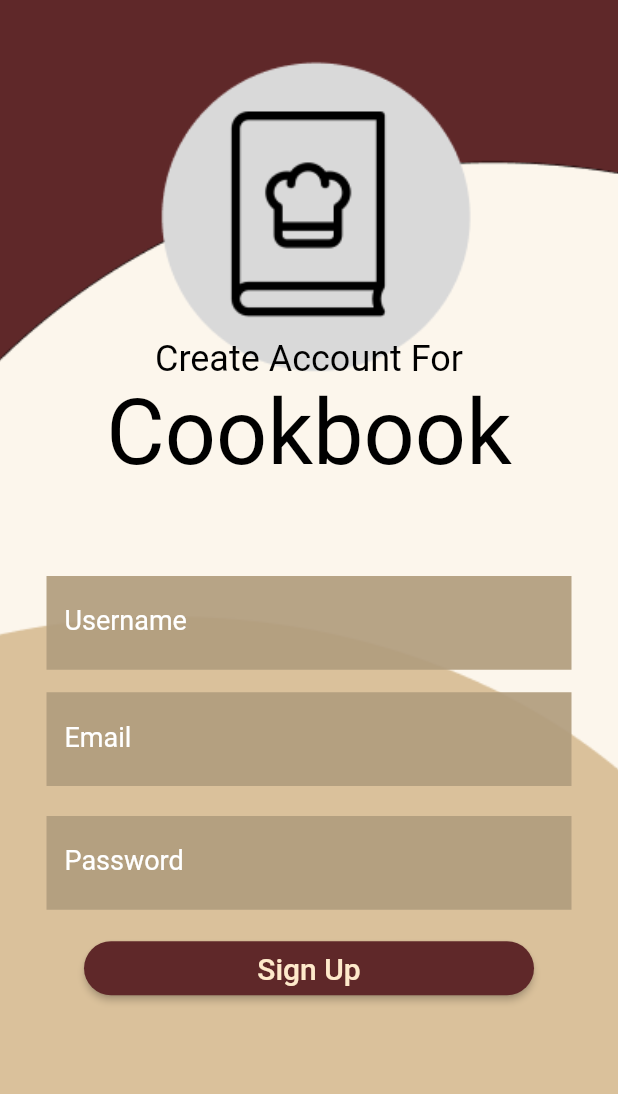
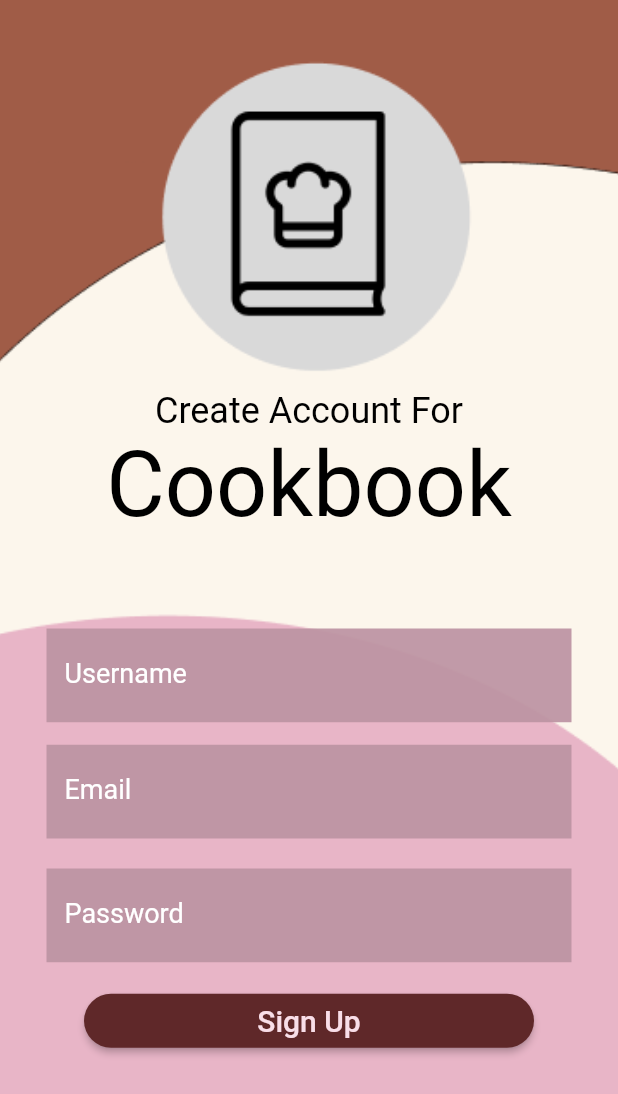
Before and after one commit to vincentv1345/COP4331-Recipe-Book, a Flutter app: the CreateScreen screen opened directly, on a phone screen of 412 x 824 dp. Shown: the top 1094 px of the screen. Run offline on Flutter 3.47's test engine with Material 2 defaults, Android fonts, the phone set to English and light mode, and no system bars.

Commit message:
Added Create Acc UX

```diff
--- a/mobile/lib/screens/CreateAccount.dart
+++ b/mobile/lib/screens/CreateAccount.dart
@@ -63,7 +63,7 @@ class _MainPageState extends State<MainPage> {
   Widget build(BuildContext context) {
     return Container(
         decoration: const BoxDecoration(
-          image: DecorationImage(image: AssetImage("lib/assets/loginbg.PNG"), fit: BoxFit.cover),
+          image: DecorationImage(image: AssetImage("lib/assets/signupbg.PNG"), fit: BoxFit.cover),
         ),
         width:  MediaQuery.of(context).size.width,
         height: MediaQuery.of(context).size.height,
@@ -76,17 +76,17 @@ class _MainPageState extends State<MainPage> {
               crossAxisAlignment: CrossAxisAlignment.center, //Center Column contents horizontal
 
               children: <Widget>[
-                Row( //WELCOME TO
+                Row( //Create
 
                   mainAxisAlignment: MainAxisAlignment.center, //Center Column contents vertically,
                   crossAxisAlignment: CrossAxisAlignment.center,
                   children: <Widget>[
                     Container(
-                        margin: const EdgeInsets.only(top: 225),
+                        margin: const EdgeInsets.only(top: 260),
                         child: Text('Create Account For',style: TextStyle(fontSize: 24 ,color:Colors.black))
                     ),
                   ],
-                ), //Welcome to
+                ), //Create
                 Row(
                   mainAxisAlignment: MainAxisAlignment.center, //Center Column contents vertically,
                   crossAxisAlignment: CrossAxisAlignment.center,
@@ -105,7 +105,7 @@ class _MainPageState extends State<MainPage> {
                     )
                   ],
                 ), //ERROR MSG
-                Row(
+                Row( //USERNAME
                     mainAxisAlignment: MainAxisAlignment.center, //Center Column contents vertically,
                     crossAxisAlignment: CrossAxisAlignment.center,
                     children: <Widget>[
@@ -118,7 +118,7 @@ class _MainPageState extends State<MainPage> {
                           style: TextStyle(fontSize: 18, color: Colors.white.withOpacity(1.0)),
                           decoration: const InputDecoration(
                             filled: true,
-                            fillColor: Color(0xecb19d7e),
+                            fillColor: Color(0xecBC93A2),
                             //    border: OutlineInputBorder(),
                             border: InputBorder.none,
                             labelText: 'Username',
@@ -133,7 +133,7 @@ class _MainPageState extends State<MainPage> {
                       ),
                     ]
                 ),
-                Row(
+                Row( //EMAIL
                     mainAxisAlignment: MainAxisAlignment.center, //Center Column contents vertically,
                     crossAxisAlignment: CrossAxisAlignment.center,
                     children: <Widget>[
@@ -146,7 +146,7 @@ class _MainPageState extends State<MainPage> {
                           decoration: const InputDecoration(
                             filled: true,
                             border: InputBorder.none,
-                            fillColor: Color(0xecb19d7e),
+                            fillColor: Color(0xecBC93A2),
                             labelText: 'Email',
                             hintText: 'Enter a valid Email',
                             labelStyle: TextStyle(color: Colors.white),
@@ -158,8 +158,8 @@ class _MainPageState extends State<MainPage> {
                         ),
                       ),
                     ]
-                ), //USERNAME
-                Row(
+                ), //EMAIL
+                Row( //PASS
                     mainAxisAlignment: MainAxisAlignment.center, //Center Column contents vertically,
                     crossAxisAlignment: CrossAxisAlignment.center,
                     children: <Widget>[
@@ -172,7 +172,7 @@ class _MainPageState extends State<MainPage> {
                           style: TextStyle(fontSize: 18, color: Colors.white.withOpacity(1.0)),
                           decoration: const InputDecoration(
                             filled: true,
-                            fillColor: Color(0xecb19d7e),
+                            fillColor: Color(0xecBC93A2),
                             //    border: OutlineInputBorder(),
                             border: InputBorder.none,
                             labelText: 'Password',
@@ -188,7 +188,7 @@ class _MainPageState extends State<MainPage> {
                       ),
                     ]
                 ), //PASSWORD
-                Row(
+                Row( //BUTTON
                   mainAxisAlignment: MainAxisAlignment.center, //Center Column contents vertically,
                   crossAxisAlignment: CrossAxisAlignment.center,
                   children: <Widget>[
@@ -199,7 +199,7 @@ class _MainPageState extends State<MainPage> {
                       MaterialButton(
 
 
-                      child: Text('Sign Up',style: TextStyle(fontSize: 20 ,color:Color(0xffFEEACB))
+                      child: Text('Sign Up',style: TextStyle(fontSize: 20 ,color:Color(0xffF9DEE8))
                       ),
 
 
@@ -246,7 +246,7 @@ class _MainPageState extends State<MainPage> {
 
                           color:const Color(0xff5F2829),
                           shape: RoundedRectangleBorder(borderRadius:BorderRadius.circular(22.0) ),
-                          textColor: Color(0xffFEEACB),
+                          textColor: Color(0xffF9DEE8),
                           padding: EdgeInsets.all(2.0),
                           splashColor: Colors.black
                       ),
--- a/mobile/pubspec.yaml
+++ b/mobile/pubspec.yaml
@@ -63,6 +63,7 @@ flutter:
   # To add assets to your application, add an assets section, like this:
   assets:
     - lib/assets/loginbg.PNG
+    - lib/assets/signupbg.PNG
 
   # An image asset can refer to one or more resolution-specific "variants", see
   # https://flutter.dev/assets-and-images/#resolution-aware
```
Also changed, not shown: mobile/lib/assets/signupbg.PNG (added).
